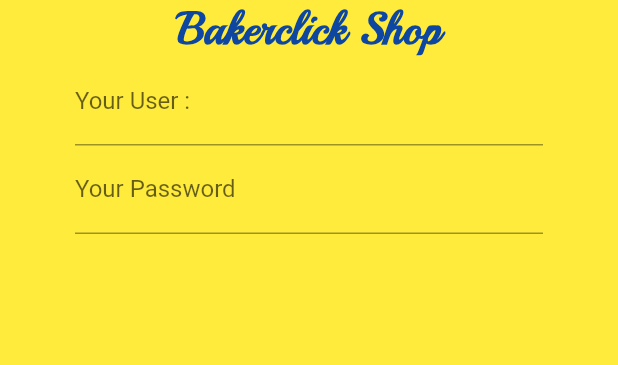
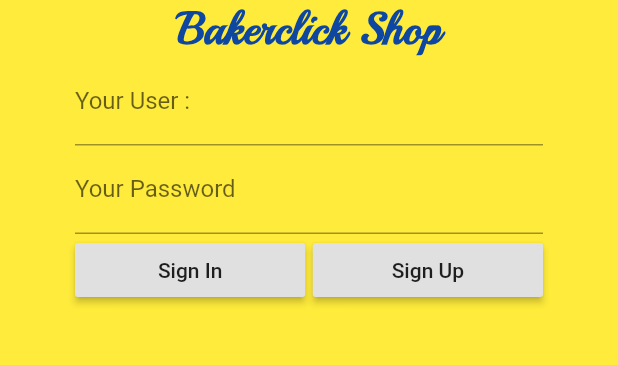
Before and after one commit to KctPiyawat/ShopBakerClick, a Flutter app: the screen it shows after launch, on a phone screen of 412 x 824 dp, the part 480-845 px from its top. Run offline on Flutter 3.47's test engine with Material 2 defaults, Android fonts, the phone set to English and light mode, and no system bars.

Commit message:
Before Lunch

```diff
--- a/lib/screens/authen.dart
+++ b/lib/screens/authen.dart
@@ -25,10 +25,10 @@ class _AutenState extends State<Auten> {
     );
   }
 
-
   Widget userTextFromField() {
     return TextFormField(
-      decoration:  InputDecoration(labelText: 'Your User :', hintText: 'User not Blank'),
+      decoration:
+          InputDecoration(labelText: 'Your User :', hintText: 'User not Blank'),
     );
   }
 
@@ -36,6 +36,20 @@ class _AutenState extends State<Auten> {
     return TextFormField(
         decoration: InputDecoration(
             labelText: 'Your Password', hintText: 'More 6 charetor'));
+  }
+
+  Widget signIn() {
+    return RaisedButton(
+      child: Text('Sign In'),
+      onPressed: () {},
+    );
+  }
+
+  Widget signUp() {
+    return RaisedButton(
+      child: Text('Sign Up'),
+      onPressed: () {},
+    );
   }
 
   @override
@@ -53,9 +67,6 @@ class _AutenState extends State<Auten> {
               child: showLogo(),
             ),
             Container(
-              margin: EdgeInsets.only(
-                top: 0.0,
-              ),
               child: showAppName(),
             ),
             Container(
@@ -65,6 +76,25 @@ class _AutenState extends State<Auten> {
             Container(
               margin: EdgeInsets.only(left: 50.0, right: 50.0),
               child: passwordFromField(),
+            ),
+            Container(
+              margin: EdgeInsets.only(left: 50.0, right: 50.0),
+              child: Row(
+                children: <Widget>[
+                  Expanded(
+                    child: Container(
+                      margin: EdgeInsets.only(right: 2.5),
+                      child: signIn(),
+                    ),
+                  ),
+                  Expanded(
+                    child: Container(
+                      margin: EdgeInsets.only(left: 2.5),
+                      child: signUp(),
+                    ),
+                  )
+                ],
+              ),
             )
           ],
         ),
```
